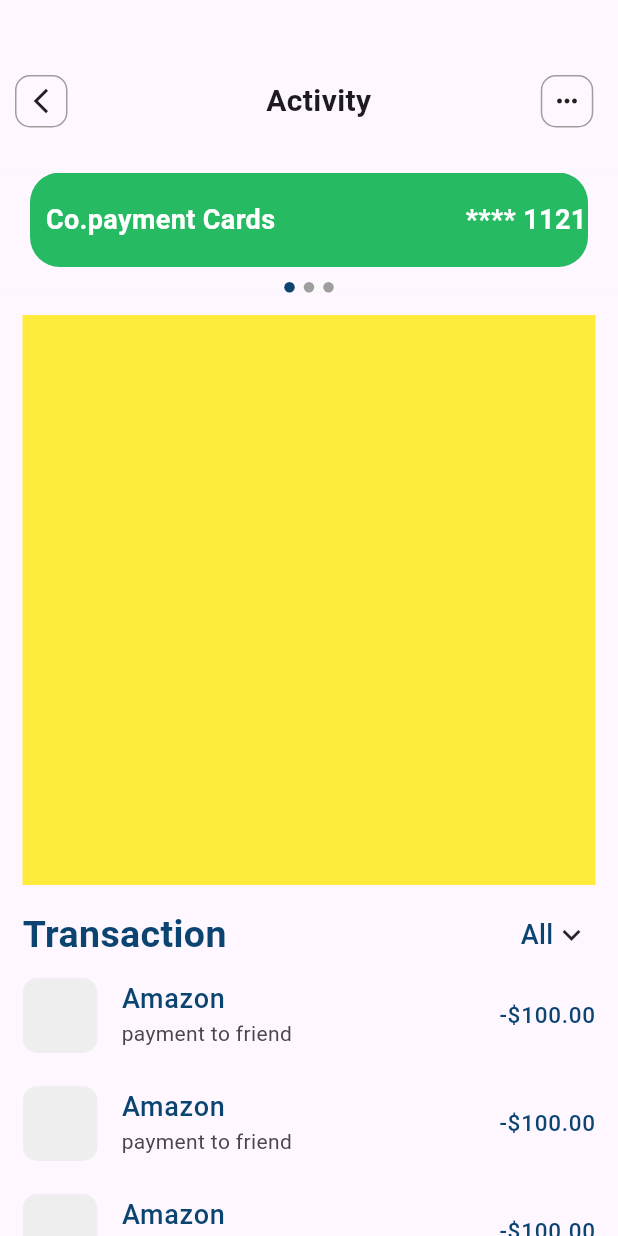
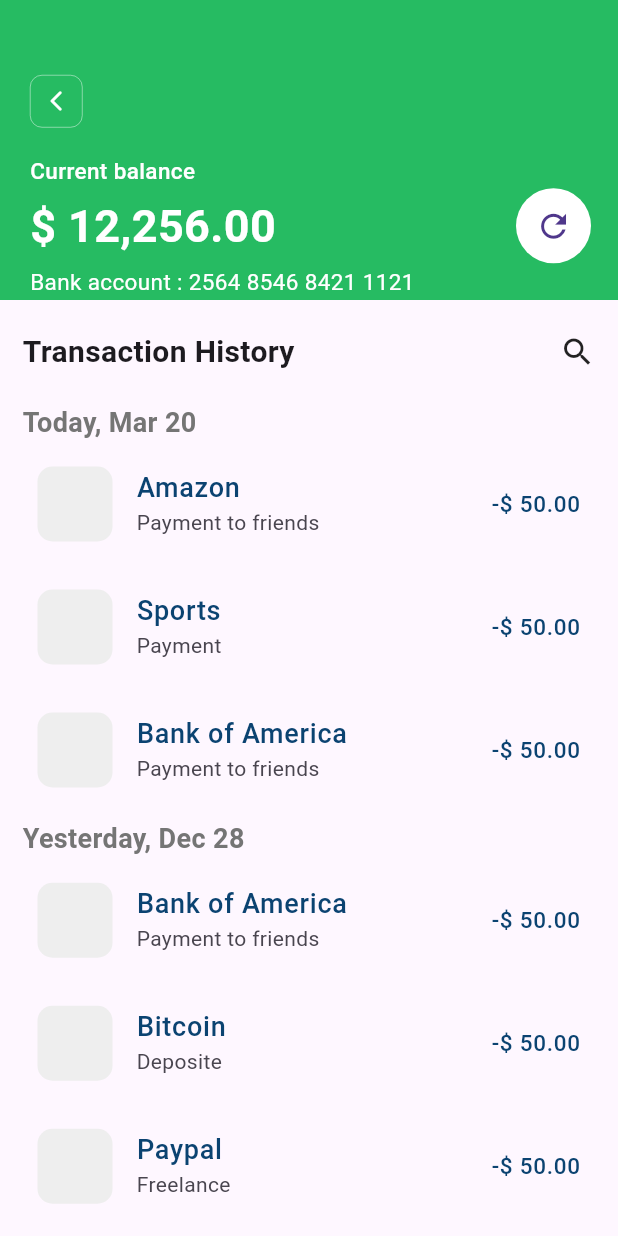
Before and after one commit to shivaAg04/co-payment-niyo, a Flutter app: the screen it shows after launch, on a phone screen of 412 x 824 dp. Run offline on Flutter 3.47's test engine with Material 3 defaults, Android fonts, the light colour scheme and no system bars; our stand-ins replace csc_picker.

Commit message:
done with transaction history screen

```diff
--- a/lib/main.dart
+++ b/lib/main.dart
@@ -4,6 +4,7 @@
 import 'screen/new_card_screen.dart';
 import 'screen/reason_screen.dart';
 import 'screen/splash_screen.dart';
+import 'screen/transaction_history.dart';
 
 void main() {
   runApp(const MyApp());
@@ -18,7 +19,7 @@
     return MaterialApp(
       debugShowCheckedModeBanner: false,
       title: 'niyo payment',
-      home: ActivityScreen(),
+      home: TransactionHistoryScreen(),
     );
   }
 }
--- /dev/null
+++ b/lib/model/transaction_history_model.dart
@@ -0,0 +1,15 @@
+import 'package:flutter/material.dart';
+
+class TransactionHistoryModel {
+  final String title;
+  final String subTitle;
+  final String amount;
+  final Icon icon;
+
+  TransactionHistoryModel({
+    required this.title,
+    required this.subTitle,
+    required this.amount,
+    required this.icon,
+  });
+}
--- a/lib/screen/activity_screen.dart
+++ b/lib/screen/activity_screen.dart
@@ -1,7 +1,9 @@
 import 'package:co_payment_niyo/util/my_color.dart';
 import 'package:flutter/material.dart';
 
+import '../util/my_dummy_data.dart';
 import '../widget/slider.dart';
+import '../widget/transaction_listtile.dart';
 
 class ActivityScreen extends StatefulWidget {
   const ActivityScreen({super.key});
@@ -131,32 +133,9 @@
                   Expanded(
                     child: ListView.builder(
                       itemBuilder: (context, index) {
-                        return ListTile(
-                          contentPadding: const EdgeInsets.all(0),
-                          leading: Container(
-                            //round corner
-                            decoration: BoxDecoration(
-                              color: Colors.grey[200],
-                              borderRadius: BorderRadius.circular(10.0),
-                            ),
-                            height: 50,
-                            width: 50,
-                          ),
-                          title: Text(
-                            'Amazon',
-                            style: TextStyle(
-                                color: MyColor.secondaryColor,
-                                fontSize: 18.0,
-                                fontWeight: FontWeight.w500),
-                          ),
-                          subtitle: Text('payment to friend'),
-                          trailing: Text(
-                            '-\$100.00',
-                            style: TextStyle(
-                                color: MyColor.secondaryColor,
-                                fontSize: 15.0,
-                                fontWeight: FontWeight.w500),
-                          ),
+                        return TransactionListTile(
+                          transactionHistoryModel:
+                              MyDummyData.transactionHistory[index],
                         );
                       },
                       itemCount: 10,
--- a/lib/screen/transaction_history.dart
+++ b/lib/screen/transaction_history.dart
@@ -0,0 +1,166 @@
+import 'package:co_payment_niyo/util/my_color.dart';
+import 'package:co_payment_niyo/util/my_dummy_data.dart';
+import 'package:co_payment_niyo/widget/transaction_listtile.dart';
+import 'package:flutter/material.dart';
+
+class TransactionHistoryScreen extends StatelessWidget {
+  const TransactionHistoryScreen({super.key});
+
+  @override
+  Widget build(BuildContext context) {
+    return Scaffold(
+      appBar: PreferredSize(
+        preferredSize: const Size.fromHeight(
+            200.0), // Here you can specify the custom height
+        child: Container(
+          padding: const EdgeInsets.only(left: 20.0),
+          color: MyColor.mainColor,
+          child: Column(
+            crossAxisAlignment: CrossAxisAlignment.start,
+            children: [
+              const SizedBox(height: 50.0),
+              // back button
+              Container(
+                height: 35,
+                width: 35,
+                decoration: BoxDecoration(
+                  border: Border.all(color: Colors.white, width: .3),
+                  // Add border color
+                  color: Colors.transparent, // Semi-transparent background
+                  borderRadius: BorderRadius.circular(8.0), // Rounded corners
+                ),
+                child: InkWell(
+                  onTap: () {
+                    // Handle back button press
+                    Navigator.of(context).pop();
+                  },
+                  child: const Icon(
+                    Icons.arrow_back_ios_new_rounded,
+                    size: 16,
+                    color: Colors.white, // Change color as needed
+                  ),
+                ),
+              ),
+              // Title
+              const SizedBox(height: 18.0),
+              const Row(
+                mainAxisAlignment: MainAxisAlignment.spaceBetween,
+                children: [
+                  Column(
+                    crossAxisAlignment: CrossAxisAlignment.start,
+                    children: [
+                      Text(
+                        'Current balance',
+                        style: TextStyle(
+                          fontSize: 15.0,
+                          fontWeight: FontWeight.w500,
+                          color: Colors.white,
+                        ),
+                      ),
+                      const SizedBox(
+                        height: 5,
+                      ),
+                      const Text(
+                        '\$ 12,256.00',
+                        style: TextStyle(
+                          fontSize: 30.0,
+                          fontWeight: FontWeight.bold,
+                          color: Colors.white,
+                        ),
+                      ),
+                      const SizedBox(
+                        height: 5,
+                      ),
+                      const Text(
+                        'Bank account : 2564 8546 8421 1121 ',
+                        style: TextStyle(
+                          fontSize: 15.0,
+                          color: Colors.white,
+                        ),
+                      ),
+                    ],
+                  ),
+                  Padding(
+                    padding: EdgeInsets.only(right: 18.0),
+                    child: CircleAvatar(
+                      radius: 25.0,
+                      backgroundColor: Colors.white,
+                      child: Icon(
+                        Icons.refresh_sharp,
+                        size: 25.0,
+                      ),
+                    ),
+                  ),
+                ],
+              ),
+            ],
+          ),
+        ),
+      ),
+      body: Padding(
+        padding: const EdgeInsets.symmetric(horizontal: 15.0),
+        child: Column(
+          crossAxisAlignment: CrossAxisAlignment.start,
+          children: [
+            // transaction history
+            const SizedBox(height: 20.0),
+            const Row(
+              mainAxisAlignment: MainAxisAlignment.spaceBetween,
+              children: [
+                Text(
+                  'Transaction History',
+                  style: TextStyle(
+                    fontSize: 20.0,
+                    fontWeight: FontWeight.bold,
+                  ),
+                ),
+                const Icon(Icons.search)
+              ],
+            ),
+
+            const SizedBox(height: 20.0),
+            Text(
+              "Today, Mar 20",
+              style: TextStyle(
+                  fontSize: 18.0,
+                  fontWeight: FontWeight.bold,
+                  color: Colors.grey[600]),
+            ),
+            // transaction list
+            Expanded(
+              child: ListView.builder(
+                itemCount: 3,
+                itemBuilder: (context, index) {
+                  return TransactionListTile(
+                    transactionHistoryModel:
+                        MyDummyData.transactionHistory[index],
+                  );
+                },
+              ),
+            ),
+            // transaction  date
+            Text(
+              "Yesterday, Dec 28",
+              style: TextStyle(
+                  fontSize: 18.0,
+                  fontWeight: FontWeight.bold,
+                  color: Colors.grey[600]),
+            ),
+            // transaction list
+            Expanded(
+              child: ListView.builder(
+                itemCount: 3,
+                itemBuilder: (context, index) {
+                  return TransactionListTile(
+                    transactionHistoryModel:
+                        MyDummyData.transactionHistory[index + 2],
+                  );
+                },
+              ),
+            ),
+          ],
+        ),
+      ),
+    );
+  }
+}
--- a/lib/util/my_dummy_data.dart
+++ b/lib/util/my_dummy_data.dart
@@ -1,5 +1,6 @@
 // Fake data for the app
 // Create a new file named my_dummy_data.dart inside the util folder and add the following code:
+import 'package:co_payment_niyo/model/transaction_history_model.dart';
 import 'package:flutter/material.dart';
 
 class MyDummyData {
@@ -30,4 +31,56 @@
     false,
     false,
   ];
+
+  // list of transaction history using model
+  static List<TransactionHistoryModel> transactionHistory = [
+    TransactionHistoryModel(
+      title: 'Amazon',
+      subTitle: 'Payment to friends',
+      amount: '-\$ 50.00',
+      icon: Icon(Icons.people),
+    ),
+    TransactionHistoryModel(
+      title: 'Sports',
+      subTitle: 'Payment',
+      amount: '-\$ 50.00',
+      icon: Icon(Icons.people),
+    ),
+    TransactionHistoryModel(
+      title: 'Bank of America',
+      subTitle: 'Payment to friends',
+      amount: '-\$ 50.00',
+      icon: Icon(Icons.people),
+    ),
+    TransactionHistoryModel(
+      title: 'Bitcoin',
+      subTitle: 'Deposite',
+      amount: '-\$ 50.00',
+      icon: Icon(Icons.people),
+    ),
+    TransactionHistoryModel(
+      title: 'Paypal',
+      subTitle: 'Freelance',
+      amount: '-\$ 50.00',
+      icon: Icon(Icons.people),
+    ),
+    TransactionHistoryModel(
+      title: 'Payment',
+      subTitle: 'Payment to friends',
+      amount: '-\$ 50.00',
+      icon: Icon(Icons.people),
+    ),
+    TransactionHistoryModel(
+      title: 'Payment',
+      subTitle: 'Payment to friends',
+      amount: '-\$ 50.00',
+      icon: Icon(Icons.people),
+    ),
+    TransactionHistoryModel(
+      title: 'Payment',
+      subTitle: 'Payment to friends',
+      amount: '-\$ 50.00',
+      icon: Icon(Icons.people),
+    ),
+  ];
 }
--- /dev/null
+++ b/lib/widget/transaction_listtile.dart
@@ -0,0 +1,43 @@
+import 'package:co_payment_niyo/model/transaction_history_model.dart';
+import 'package:flutter/material.dart';
+
+import '../util/my_color.dart';
+
+class TransactionListTile extends StatelessWidget {
+  final TransactionHistoryModel transactionHistoryModel;
+  const TransactionListTile({
+    required this.transactionHistoryModel,
+    super.key,
+  });
+
+  @override
+  Widget build(BuildContext context) {
+    return ListTile(
+      contentPadding: const EdgeInsets.symmetric(horizontal: 10, vertical: 5),
+      leading: Container(
+        //round corner
+        decoration: BoxDecoration(
+          color: Colors.grey[200],
+          borderRadius: BorderRadius.circular(10.0),
+        ),
+        height: 50,
+        width: 50,
+      ),
+      title: Text(
+        transactionHistoryModel.title,
+        style: TextStyle(
+            color: MyColor.secondaryColor,
+            fontSize: 18.0,
+            fontWeight: FontWeight.w500),
+      ),
+      subtitle: Text(transactionHistoryModel.subTitle),
+      trailing: Text(
+        transactionHistoryModel.amount,
+        style: TextStyle(
+            color: MyColor.secondaryColor,
+            fontSize: 15.0,
+            fontWeight: FontWeight.w500),
+      ),
+    );
+  }
+}
```
